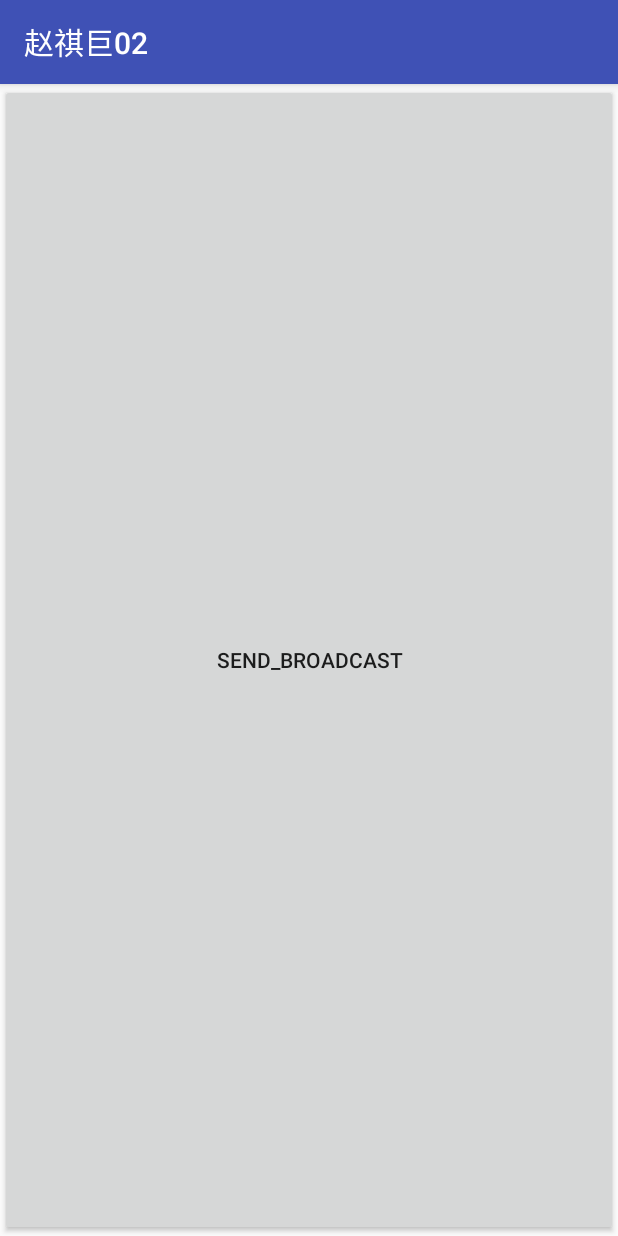
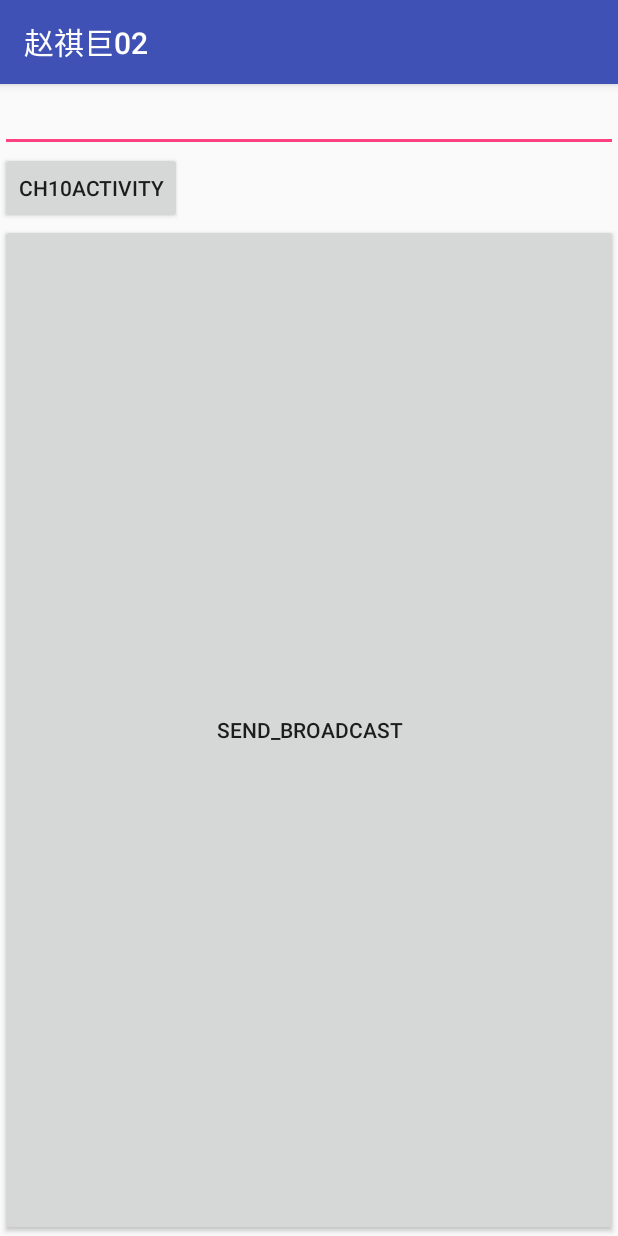
Before and after one commit to zhaoqiju170507180208/sn1705071802085, an Android app: the screen it shows after launch (Ch10Activity2), on a phone screen of 412 x 824 dp. Run offline under Robolectric (Android 15) with nearby library versions, the light colour scheme and no system bars.

Commit message:
2020/4/22

```diff
--- a/app/src/main/res/layout/layout_ch10_1.xml
+++ b/app/src/main/res/layout/layout_ch10_1.xml
@@ -3,6 +3,10 @@
     android:orientation="vertical" android:layout_width="match_parent"
     android:layout_height="match_parent">
 
+    <EditText
+        android:layout_width="wrap_content"
+        android:id="@+id/ch10_1_tv"
+        android:layout_height="wrap_content" />
     <Button
         android:layout_width="wrap_content"
         android:text="finish"
--- a/app/src/main/res/layout/layout_ch10_2.xml
+++ b/app/src/main/res/layout/layout_ch10_2.xml
@@ -1,8 +1,17 @@
 <?xml version="1.0" encoding="utf-8"?>
 <LinearLayout xmlns:android="http://schemas.android.com/apk/res/android"
     android:layout_width="match_parent"
+    android:orientation="vertical"
     android:layout_height="match_parent">
-
+    <EditText
+        android:layout_width="match_parent"
+        android:id="@+id/ch10_2_et"
+        android:layout_height="wrap_content" />
+    <Button
+        android:layout_width="wrap_content"
+        android:text="Ch10Activity"
+        android:onClick="ch10Activity"
+        android:layout_height="wrap_content" />
     <Button
         android:layout_width="match_parent"
         android:text="send_broadcast"
```
Also changed, not shown: app/src/main/java/cn/edu/sdwu/android02/classroom/sn170507180208/Ch10Activity1.java (+7 -0 lines), app/src/main/java/cn/edu/sdwu/android02/classroom/sn170507180208/Ch10Activity2.java (+12 -0 lines).
